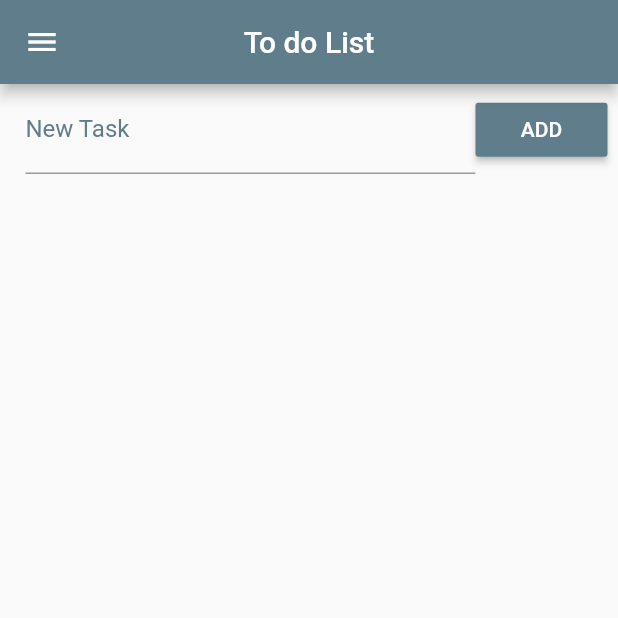
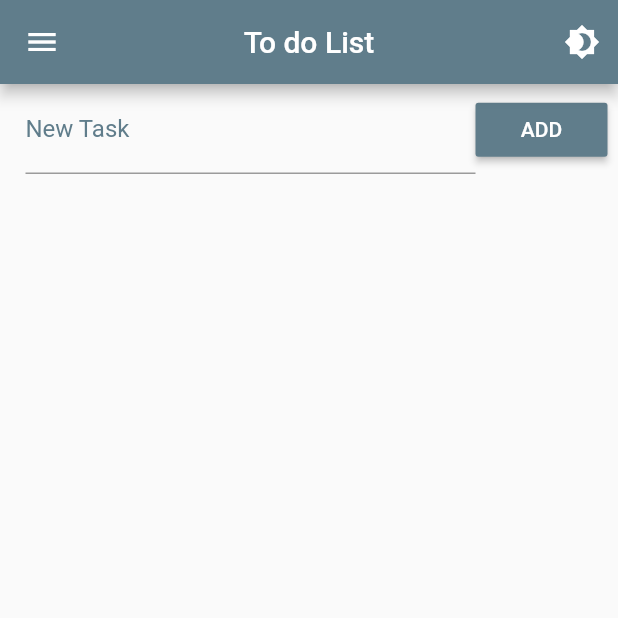
Before and after one commit to IgorGarciaCosta/AppToDoList, a Flutter app: the screen it shows after launch, on a phone screen of 412 x 824 dp, the top half of it. Run offline on Flutter 3.47's test engine with Material 2 defaults, Android fonts, the phone set to English and light mode, and no system bars; our stand-ins replace date_format.

Commit message:
tema escuro

```diff
--- a/lib/main.dart
+++ b/lib/main.dart
@@ -4,18 +4,24 @@ import 'package:date_format/date_format.dart';
 
 import 'package:flutter/material.dart';
 import 'package:path_provider/path_provider.dart';
+import 'package:provider/provider.dart';
 
 import 'aboutPage.dart';
 import 'editPage.dart';
+import 'package:lista_tarefas/theme.dart';
 
 void main() {
-
-  runApp(MaterialApp(
-    home: Home(),
-    debugShowCheckedModeBanner: false,
-  ));
+  //MaterialApp(
+  //home: Home(),
+  //debugShowCheckedModeBanner: false,
+  //),
+  runApp(
+    ChangeNotifierProvider<DynamicDarkMode>(
+      create: (_) => DynamicDarkMode(),
+      child: Home(),
+    ),
+  );
 }
-
 
 class Home extends StatefulWidget {
   @override
@@ -29,7 +35,7 @@ class _HomeState extends State<Home> {
   Map<String, dynamic> _lastRemove;
   int _lastRemovenPos;
 
-  static DateTime _data = new DateTime.now();//inicializa data com a data de hj
+  static DateTime _data = new DateTime.now(); //inicializa data com a data de hj
   static var dataAtual = '${formatDate(_data, [dd, '/', mm, '/', yyyy])}';
   var _dataAtual = dataAtual.toString();
 
@@ -47,7 +53,7 @@ class _HomeState extends State<Home> {
     setState(() {
       //setState atualiza o estado da tela sempre que colocar um novo elmento na lista
       Map<String, dynamic> newToDo = Map();
-      newToDo["title"] = _toDoController.text;//recebe o texto escrito
+      newToDo["title"] = _toDoController.text; //recebe o texto escrito
       _toDoController.text = "";
       newToDo["ok"] = false; //o novo elemento da lista vem desmarcado
       _toDoList.add(newToDo);
@@ -72,13 +78,35 @@ class _HomeState extends State<Home> {
     return null;
   }
 
+
   @override
   Widget build(BuildContext context) {
-    return Scaffold(
+    //aqui capturo os dados do themeProvider
+    final themeProvider = Provider.of<DynamicDarkMode>(context);
+
+    return MaterialApp(
+      debugShowCheckedModeBanner: false,
+      //habilita suporte ao darkMode no matApp
+      darkTheme: ThemeData.dark(),
+
+      //informa o status do darkMode ao materialApp
+      themeMode: themeProvider.isDarkMode ? ThemeMode.dark : ThemeMode.light,
+      home: Scaffold(
         appBar: AppBar(
           title: Text("To do List"),
           backgroundColor: Colors.blueGrey,
           centerTitle: true,
+          actions: <Widget>[
+            IconButton(icon: Icon(Icons.brightness_4),
+                onPressed: () {
+                  //aqui se altera o status do darkMode
+                  //e o provider avisa ao matierial app
+                  setState(() {
+                    //altera entre os temas
+                    themeProvider.isDarkMode?themeProvider.setLightMode():themeProvider.setDarkMode();
+                  });
+                }),
+          ],
         ),
         body: Column(
           children: <Widget>[
@@ -114,11 +142,15 @@ class _HomeState extends State<Home> {
           ],
         ),
         drawer: Drawer(
-        // Add a ListView to the drawer. This ensures the user can scroll
-        // through the options in the drawer if there isn't enough vertical
-        // space to fit everything.
-        child: ListView(
-          // Important: Remove any padding from the ListView.
+          child: buildDrawer(context),
+        ),
+      ),
+    );
+  }
+
+  //OBS:PROBLEMA PQ TEM QUE PASSAR O CONTEXT
+  Widget buildDrawer(context){
+    return ListView(
       padding: EdgeInsets.zero,
       children: <Widget>[
         DrawerHeader(
@@ -143,8 +175,6 @@ class _HomeState extends State<Home> {
           },
         ),
       ],
-        ),
-      ),
     );
   }
 
@@ -217,7 +247,8 @@ class _HomeState extends State<Home> {
       child: CheckboxListTile(
         activeColor: Colors.blueGrey,
         title: Text(_toDoList[index]["title"]),
-        subtitle: Text(_toDoList[index]["date"]),//_toDoList[index]["date"]
+        subtitle: Text(_toDoList[index]["date"]),
+        //_toDoList[index]["date"]
         value: _toDoList[index]["ok"],
         secondary: CircleAvatar(
             backgroundColor: _toDoList[index]["ok"] ? Colors.green : Colors.red,
--- /dev/null
+++ b/lib/theme.dart
@@ -0,0 +1,22 @@
+import 'package:flutter/foundation.dart';
+
+class DynamicDarkMode with ChangeNotifier {
+  bool _isDarkMode = false;
+
+  //verif. se o app está em dark mode
+  get isDarkMode => this._isDarkMode;
+
+  //aplica o darkMode
+  void setDarkMode(){
+    this._isDarkMode = true;
+    notifyListeners();
+  }
+
+  //aplica o lightMode
+  void setLightMode(){
+    this._isDarkMode = false;
+    notifyListeners();
+  }
+
+
+}
--- a/pubspec.yaml
+++ b/pubspec.yaml
@@ -24,6 +24,7 @@ dependencies:
   flutter:
     sdk: flutter
   date_format: "^1.0.4"
+  provider: ^4.0.1
 
   # The following adds the Cupertino Icons font to your application.
   # Use with the CupertinoIcons class for iOS style icons.
```
Also changed, not shown: pubspec.lock. Lines whose indentation alone changed are shown as unchanged.
